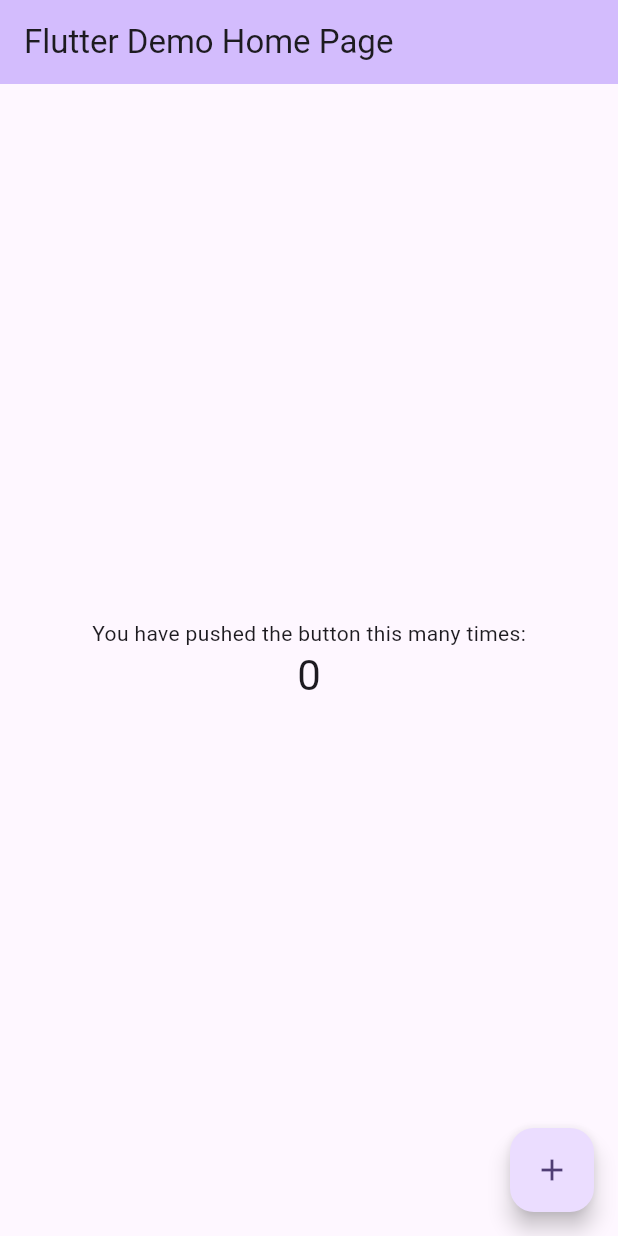
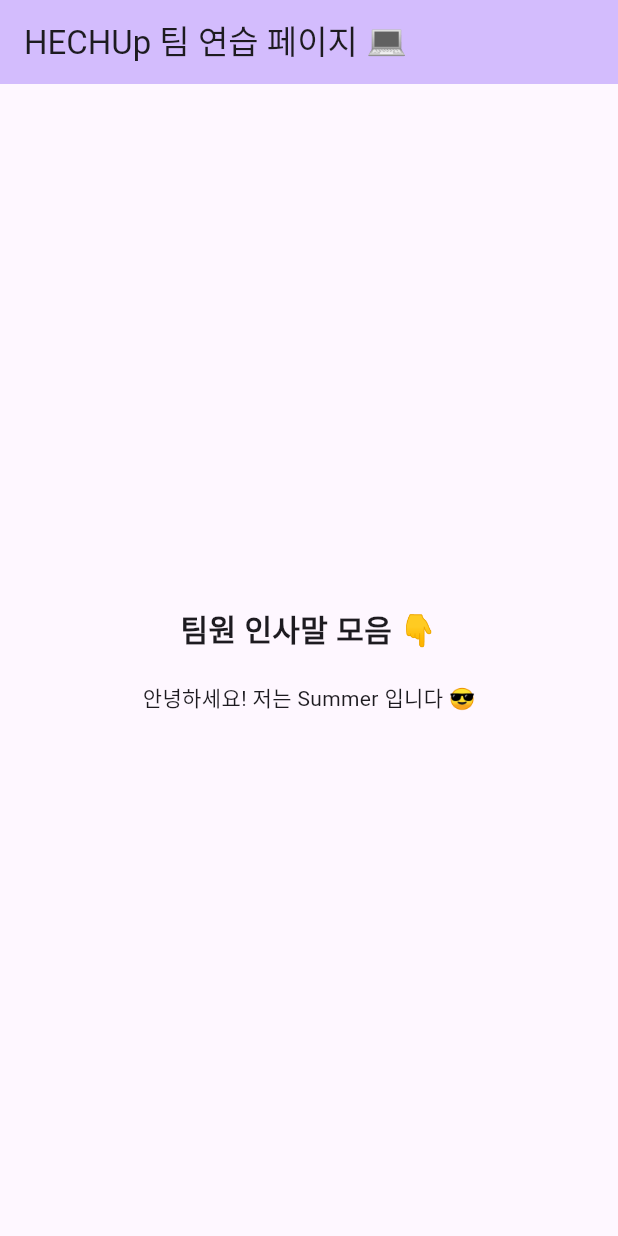
Before and after one commit to sunmer79/HECHUp, a Flutter app: the screen it shows after launch, on a phone screen of 412 x 824 dp. Run offline on Flutter 3.47's test engine with Material 3 defaults, Android fonts, the light colour scheme and no system bars.

Commit message:
Add Summer greeting in main.dart

```diff
--- a/lib/main.dart
+++ b/lib/main.dart
@@ -1,122 +1,51 @@
 import 'package:flutter/material.dart';
 
 void main() {
-  runApp(const MyApp());
+  runApp(const TeamApp());
 }
 
-class MyApp extends StatelessWidget {
-  const MyApp({super.key});
+class TeamApp extends StatelessWidget {
+  const TeamApp({super.key});
 
-  // This widget is the root of your application.
   @override
   Widget build(BuildContext context) {
     return MaterialApp(
-      title: 'Flutter Demo',
+      title: 'HECHUp Team App',
       theme: ThemeData(
-        // This is the theme of your application.
-        //
-        // TRY THIS: Try running your application with "flutter run". You'll see
-        // the application has a purple toolbar. Then, without quitting the app,
-        // try changing the seedColor in the colorScheme below to Colors.green
-        // and then invoke "hot reload" (save your changes or press the "hot
-        // reload" button in a Flutter-supported IDE, or press "r" if you used
-        // the command line to start the app).
-        //
-        // Notice that the counter didn't reset back to zero; the application
-        // state is not lost during the reload. To reset the state, use hot
-        // restart instead.
-        //
-        // This works for code too, not just values: Most code changes can be
-        // tested with just a hot reload.
         colorScheme: ColorScheme.fromSeed(seedColor: Colors.deepPurple),
+        useMaterial3: true,
       ),
-      home: const MyHomePage(title: 'Flutter Demo Home Page'),
+      home: const TeamHomePage(),
     );
   }
 }
 
-class MyHomePage extends StatefulWidget {
-  const MyHomePage({super.key, required this.title});
-
-  // This widget is the home page of your application. It is stateful, meaning
-  // that it has a State object (defined below) that contains fields that affect
-  // how it looks.
-
-  // This class is the configuration for the state. It holds the values (in this
-  // case the title) provided by the parent (in this case the App widget) and
-  // used by the build method of the State. Fields in a Widget subclass are
-  // always marked "final".
-
-  final String title;
-
-  @override
-  State<MyHomePage> createState() => _MyHomePageState();
-}
-
-class _MyHomePageState extends State<MyHomePage> {
-  int _counter = 0;
-
-  void _incrementCounter() {
-    setState(() {
-      // This call to setState tells the Flutter framework that something has
-      // changed in this State, which causes it to rerun the build method below
-      // so that the display can reflect the updated values. If we changed
-      // _counter without calling setState(), then the build method would not be
-      // called again, and so nothing would appear to happen.
-      _counter++;
-    });
-  }
+class TeamHomePage extends StatelessWidget {
+  const TeamHomePage({super.key});
 
   @override
   Widget build(BuildContext context) {
-    // This method is rerun every time setState is called, for instance as done
-    // by the _incrementCounter method above.
-    //
-    // The Flutter framework has been optimized to make rerunning build methods
-    // fast, so that you can just rebuild anything that needs updating rather
-    // than having to individually change instances of widgets.
     return Scaffold(
       appBar: AppBar(
-        // TRY THIS: Try changing the color here to a specific color (to
-        // Colors.amber, perhaps?) and trigger a hot reload to see the AppBar
-        // change color while the other colors stay the same.
+        title: const Text('HECHUp 팀 연습 페이지 💻'),
         backgroundColor: Theme.of(context).colorScheme.inversePrimary,
-        // Here we take the value from the MyHomePage object that was created by
-        // the App.build method, and use it to set our appbar title.
-        title: Text(widget.title),
       ),
-      body: Center(
-        // Center is a layout widget. It takes a single child and positions it
-        // in the middle of the parent.
+      body: const Center(
         child: Column(
-          // Column is also a layout widget. It takes a list of children and
-          // arranges them vertically. By default, it sizes itself to fit its
-          // children horizontally, and tries to be as tall as its parent.
-          //
-          // Column has various properties to control how it sizes itself and
-          // how it positions its children. Here we use mainAxisAlignment to
-          // center the children vertically; the main axis here is the vertical
-          // axis because Columns are vertical (the cross axis would be
-          // horizontal).
-          //
-          // TRY THIS: Invoke "debug painting" (choose the "Toggle Debug Paint"
-          // action in the IDE, or press "p" in the console), to see the
-          // wireframe for each widget.
           mainAxisAlignment: MainAxisAlignment.center,
-          children: <Widget>[
-            const Text('You have pushed the button this many times:'),
+          children: [
             Text(
-              '$_counter',
-              style: Theme.of(context).textTheme.headlineMedium,
+              '팀원 인사말 모음 👇',
+              style: TextStyle(fontSize: 20, fontWeight: FontWeight.bold),
             ),
+            SizedBox(height: 20),
+            // 👉 여기 아래에 각자 한 줄씩 추가하면 됩니다!
+            Text('안녕하세요! 저는 Summer 입니다 😎'),
+            // 예시:
+            // Text( );
           ],
         ),
       ),
-      floatingActionButton: FloatingActionButton(
-        onPressed: _incrementCounter,
-        tooltip: 'Increment',
-        child: const Icon(Icons.add),
-      ), // This trailing comma makes auto-formatting nicer for build methods.
     );
   }
 }
```
